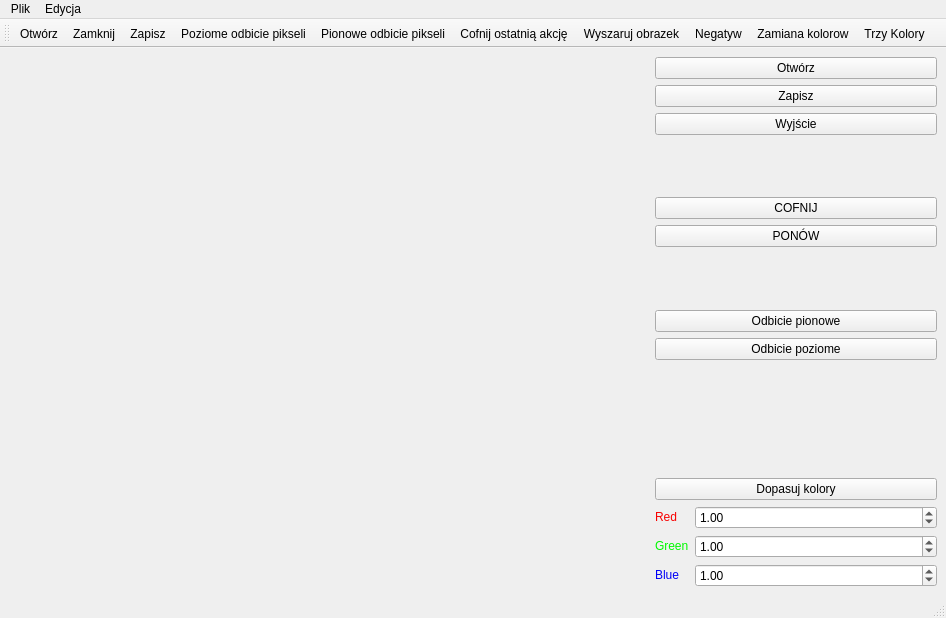
First picture: the form in 10/5/undomainwin.ui, repository jurikimurik/QT__introduction_exercises, before the edit.
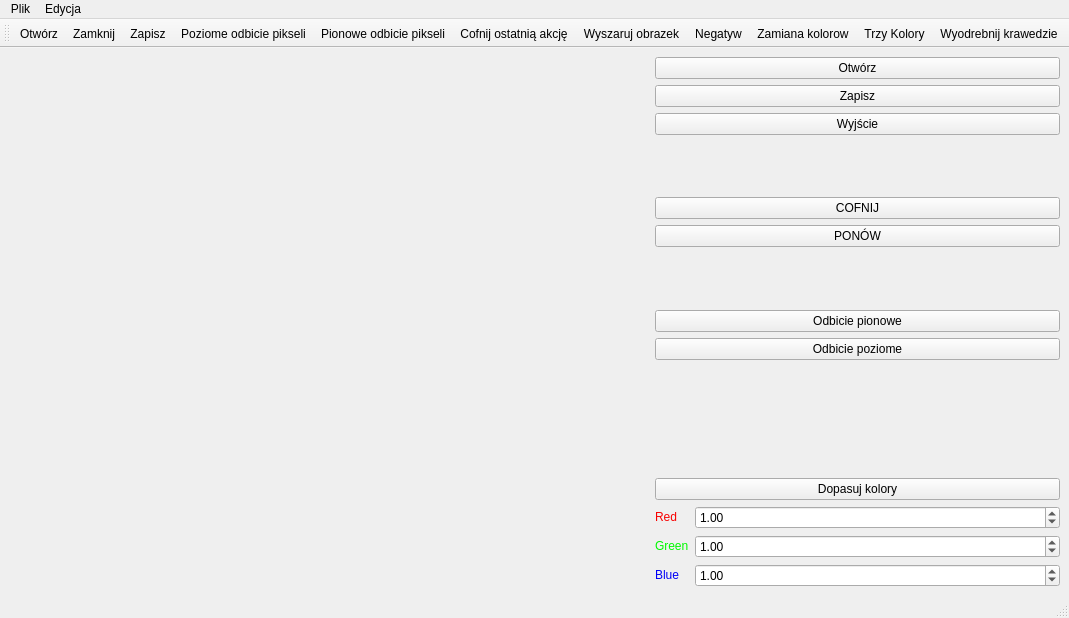
Second picture: the form after the edit.

Commit message: 10.5.1.1: EdgeExtraction is now ready.

Patch:
```diff
--- a/10/5/undomainwin.ui
+++ b/10/5/undomainwin.ui
@@ -6,7 +6,7 @@
    <rect>
     <x>0</x>
     <y>0</y>
-    <width>946</width>
+    <width>1069</width>
     <height>618</height>
    </rect>
   </property>
@@ -229,7 +229,7 @@
     <rect>
      <x>0</x>
      <y>0</y>
-     <width>946</width>
+     <width>1069</width>
      <height>22</height>
     </rect>
    </property>
@@ -279,6 +279,7 @@
    <addaction name="actionNegate"/>
    <addaction name="actionColorSwap"/>
    <addaction name="actionThreeColors"/>
+   <addaction name="actionEdgeExtraction"/>
   </widget>
   <action name="actionOpen">
    <property name="text">
@@ -376,6 +377,14 @@
     <string>Trzy kolory</string>
    </property>
   </action>
+  <action name="actionEdgeExtraction">
+   <property name="text">
+    <string>Wyodrebnij krawedzie</string>
+   </property>
+   <property name="toolTip">
+    <string>Wyodrebnij krawedzie</string>
+   </property>
+  </action>
  </widget>
  <resources/>
  <connections>
```
Left out of the diff: 18 changed lines with no effect on the pictures. The commit also changes 4 other files.
